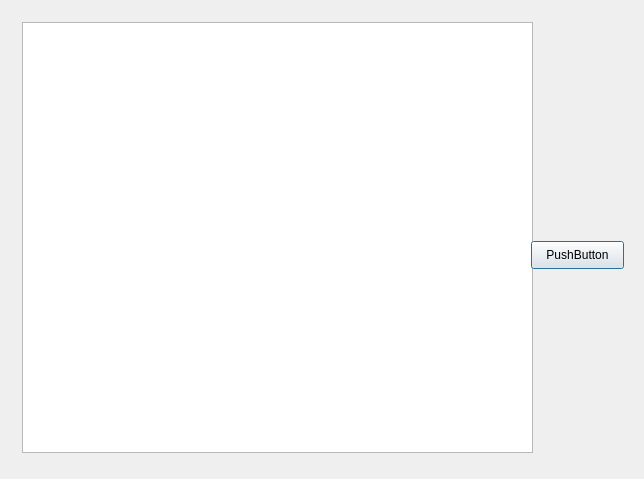
Old version of the form Problem_1/packagelistwindow.ui in the repository P0werWeirdo/CPP-BigHomework.
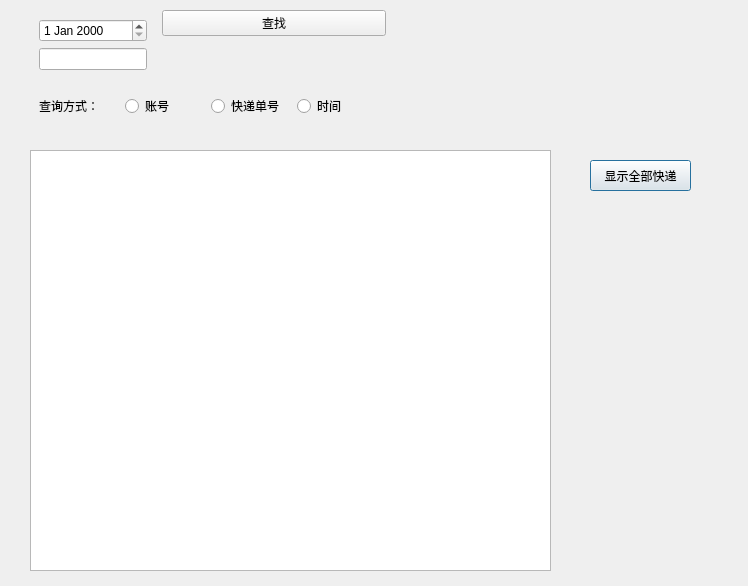
New version of the form.

What changed in the file:
```diff
--- a/Problem_1/packagelistwindow.ui
+++ b/Problem_1/packagelistwindow.ui
@@ -6,23 +6,29 @@
    <rect>
     <x>0</x>
     <y>0</y>
-    <width>644</width>
-    <height>479</height>
+    <width>748</width>
+    <height>586</height>
    </rect>
   </property>
   <property name="windowTitle">
    <string>Dialog</string>
   </property>
-  <layout class="QGridLayout" name="gridLayout_2">
-   <item row="0" column="0" rowspan="2">
     <widget class="QWidget" name="widget" native="true">
+   <property name="geometry">
+    <rect>
+     <x>10</x>
+     <y>10</y>
+     <width>726</width>
+     <height>564</height>
+    </rect>
+   </property>
      <widget class="QTableWidget" name="PkgListTb">
       <property name="geometry">
        <rect>
-        <x>11</x>
-        <y>11</y>
-        <width>511</width>
-        <height>431</height>
+      <x>20</x>
+      <y>140</y>
+      <width>521</width>
+      <height>421</height>
        </rect>
       </property>
       <property name="sizePolicy">
@@ -35,19 +41,82 @@
      <widget class="QPushButton" name="pushButton_3">
       <property name="geometry">
        <rect>
-        <x>520</x>
-        <y>230</y>
-        <width>93</width>
-        <height>28</height>
+      <x>580</x>
+      <y>150</y>
+      <width>101</width>
+      <height>31</height>
        </rect>
       </property>
       <property name="text">
-       <string>PushButton</string>
-      </property>
-     </widget>
-    </widget>
-   </item>
-  </layout>
+     <string>显示全部快递</string>
+    </property>
+   </widget>
+   <widget class="QWidget" name="widget_4" native="true">
+    <property name="geometry">
+     <rect>
+      <x>20</x>
+      <y>0</y>
+      <width>356</width>
+      <height>141</height>
+     </rect>
+    </property>
+    <layout class="QFormLayout" name="formLayout">
+     <item row="0" column="0">
+      <widget class="QWidget" name="widget_2" native="true">
+       <layout class="QVBoxLayout" name="verticalLayout">
+        <item>
+         <widget class="QDateEdit" name="date_Date"/>
+        </item>
+        <item>
+         <widget class="QLineEdit" name="line_Search"/>
+        </item>
+       </layout>
+      </widget>
+     </item>
+     <item row="1" column="0" colspan="2">
+      <widget class="QWidget" name="widget_3" native="true">
+       <layout class="QHBoxLayout" name="horizontalLayout_2">
+        <item>
+         <widget class="QLabel" name="label">
+          <property name="text">
+           <string>查询方式：</string>
+          </property>
+         </widget>
+        </item>
+        <item>
+         <widget class="QRadioButton" name="rb_Username">
+          <property name="text">
+           <string>账号</string>
+          </property>
+         </widget>
+        </item>
+        <item>
+         <widget class="QRadioButton" name="rb_Index">
+          <property name="text">
+           <string>快递单号</string>
+          </property>
+         </widget>
+        </item>
+        <item>
+         <widget class="QRadioButton" name="rb_Time">
+          <property name="text">
+           <string>时间</string>
+          </property>
+         </widget>
+        </item>
+       </layout>
+      </widget>
+     </item>
+     <item row="0" column="1">
+      <widget class="QPushButton" name="btn_Search">
+       <property name="text">
+        <string>查找</string>
+       </property>
+      </widget>
+     </item>
+    </layout>
+   </widget>
+  </widget>
  </widget>
  <resources/>
  <connections/>
```
Left out of the diff: 2 changed lines with no effect on the pictures. Lines whose indentation alone changed are shown as unchanged.
